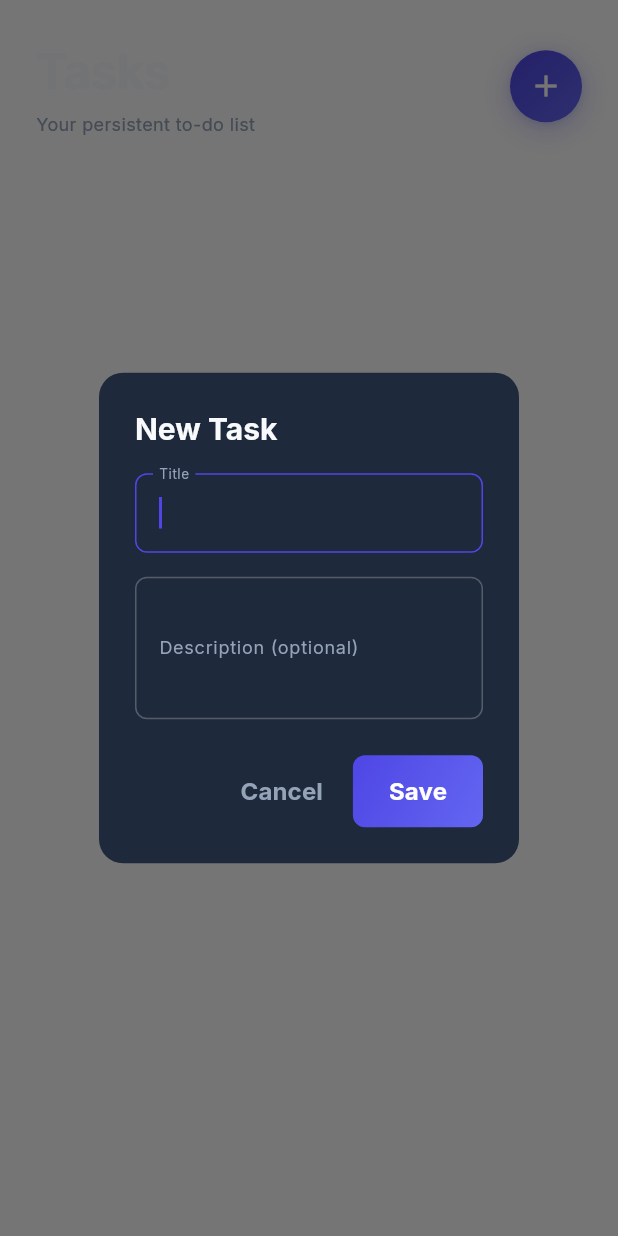
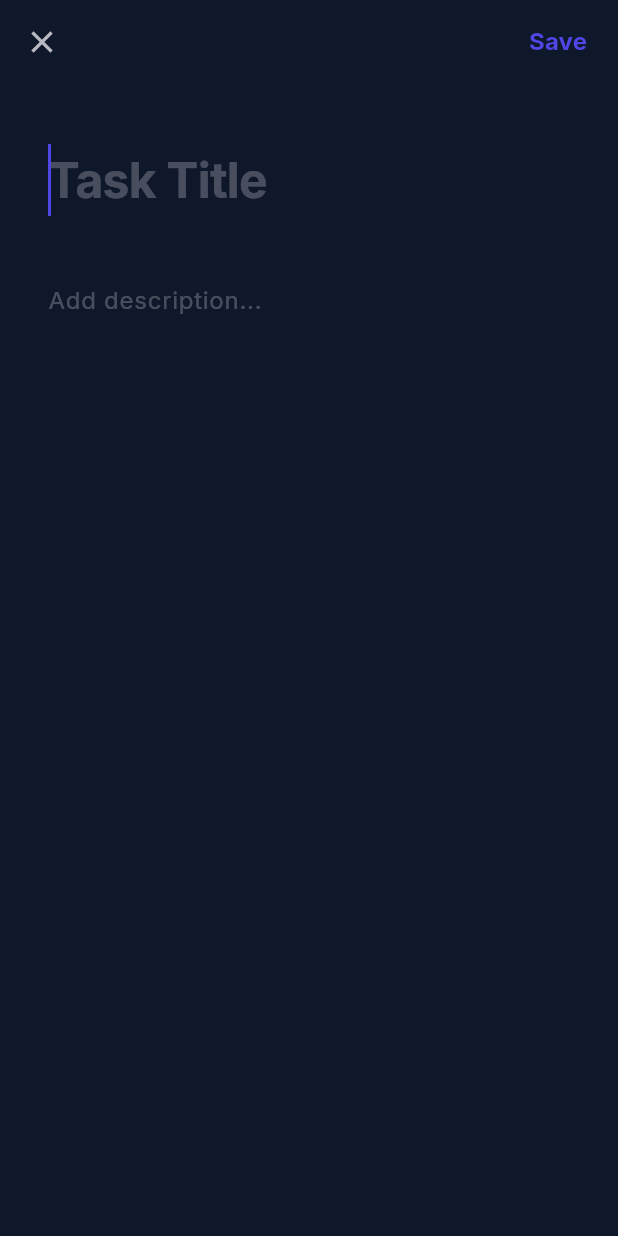
Before and after one commit to ajay99511/chronos_planner, a Flutter app: the TodoListView screen opened directly, after a tap on the "add" icon, on a phone screen of 412 x 824 dp. Run offline on Flutter 3.47's test engine with Material 3 defaults, Android fonts, the phone set to English and light mode, and no system bars; our stand-ins replace drift, google_fonts, shared_preferences; accounts and stored records are empty; generated files the repository leaves out were written again.

Commit message:
feat: add Todo detail and list view screens for task management.

```diff
--- /dev/null
+++ b/lib/ui/screens/todo_detail_screen.dart
@@ -0,0 +1,235 @@
+import 'package:flutter/material.dart';
+import 'package:provider/provider.dart';
+import '../../core/theme/app_theme.dart';
+import '../../providers/todo_provider.dart';
+import '../../data/local/app_database.dart';
+
+class TodoDetailScreen extends StatefulWidget {
+  final TodoItem? todo;
+
+  const TodoDetailScreen({super.key, this.todo});
+
+  @override
+  State<TodoDetailScreen> createState() => _TodoDetailScreenState();
+}
+
+class _TodoDetailScreenState extends State<TodoDetailScreen> {
+  late TextEditingController _titleController;
+  late TextEditingController _descController;
+  bool _isEditing = false;
+  late bool _completed;
+
+  @override
+  void initState() {
+    super.initState();
+    _titleController = TextEditingController(text: widget.todo?.title ?? '');
+    _descController =
+        TextEditingController(text: widget.todo?.description ?? '');
+    _completed = widget.todo?.completed ?? false;
+    _isEditing = widget.todo == null;
+  }
+
+  @override
+  void dispose() {
+    _titleController.dispose();
+    _descController.dispose();
+    super.dispose();
+  }
+
+  void _save() {
+    final title = _titleController.text.trim();
+    if (title.isEmpty) {
+      ScaffoldMessenger.of(context).showSnackBar(
+        const SnackBar(content: Text('Title cannot be empty')),
+      );
+      return;
+    }
+
+    final provider = context.read<TodoProvider>();
+    if (widget.todo == null) {
+      provider.addTodo(title, description: _descController.text.trim());
+    } else {
+      provider.updateTodoData(widget.todo!, title, _descController.text.trim());
+    }
+    Navigator.pop(context);
+  }
+
+  Future<void> _delete() async {
+    if (widget.todo != null) {
+      final confirm = await showDialog<bool>(
+        context: context,
+        builder: (ctx) => AlertDialog(
+          backgroundColor: AppColors.surface,
+          title: Text('Delete Task', style: AppTextStyles.heading3),
+          content: Text('Are you sure you want to delete this task?',
+              style: AppTextStyles.body),
+          actions: [
+            TextButton(
+              onPressed: () => Navigator.pop(ctx, false),
+              child: Text('Cancel',
+                  style: AppTextStyles.button
+                      .copyWith(color: AppColors.textSecondary)),
+            ),
+            TextButton(
+              onPressed: () => Navigator.pop(ctx, true),
+              child: Text('Delete',
+                  style:
+                      AppTextStyles.button.copyWith(color: Colors.redAccent)),
+            ),
+          ],
+        ),
+      );
+
+      if (confirm == true && mounted) {
+        await context.read<TodoProvider>().deleteTodo(widget.todo!.id);
+        if (mounted) Navigator.pop(context);
+      }
+    }
+  }
+
+  @override
+  Widget build(BuildContext context) {
+    return Scaffold(
+      backgroundColor: AppColors.background,
+      appBar: AppBar(
+        backgroundColor: Colors.transparent,
+        elevation: 0,
+        leading: IconButton(
+          icon: const Icon(Icons.close, color: Colors.white70),
+          onPressed: () => Navigator.pop(context),
+        ),
+        actions: [
+          if (widget.todo != null && !_isEditing)
+            IconButton(
+              icon: const Icon(Icons.edit_outlined, color: Colors.white70),
+              onPressed: () => setState(() => _isEditing = true),
+            ),
+          if (widget.todo != null)
+            IconButton(
+              icon: const Icon(Icons.delete_outline, color: Colors.redAccent),
+              onPressed: _delete,
+            ),
+          if (_isEditing)
+            TextButton(
+              onPressed: _save,
+              child: Text('Save',
+                  style:
+                      AppTextStyles.button.copyWith(color: AppColors.neonBlue)),
+            ),
+          const SizedBox(width: AppSpacing.sm),
+        ],
+      ),
+      body: SafeArea(
+        child: SingleChildScrollView(
+          padding: const EdgeInsets.all(AppSpacing.xl),
+          child: Column(
+            crossAxisAlignment: CrossAxisAlignment.start,
+            children: [
+              if (widget.todo != null) ...[
+                Row(
+                  children: [
+                    GestureDetector(
+                      onTap: () {
+                        context.read<TodoProvider>().toggleTodo(widget.todo!);
+                        setState(() => _completed = !_completed);
+                      },
+                      child: AnimatedContainer(
+                        duration: AppAnimDurations.fast,
+                        width: 28,
+                        height: 28,
+                        decoration: BoxDecoration(
+                          shape: BoxShape.circle,
+                          border: Border.all(
+                            color: _completed
+                                ? AppColors.neonBlue
+                                : Colors.white38,
+                            width: 2,
+                          ),
+                          color: _completed
+                              ? AppColors.neonBlue
+                              : Colors.transparent,
+                        ),
+                        child: _completed
+                            ? const Icon(Icons.check,
+                                size: 18, color: Colors.white)
+                            : null,
+                      ),
+                    ),
+                    const SizedBox(width: AppSpacing.md),
+                    Text(
+                      _completed ? 'Completed' : 'Pending',
+                      style: AppTextStyles.body.copyWith(
+                        color: _completed
+                            ? AppColors.neonBlue
+                            : AppColors.textSecondary,
+                        fontWeight: FontWeight.bold,
+                      ),
+                    ),
+                  ],
+                ),
+                const SizedBox(height: AppSpacing.xl),
+              ],
+              if (_isEditing)
+                TextField(
+                  controller: _titleController,
+                  style: AppTextStyles.heading1,
+                  decoration: InputDecoration(
+                    hintText: 'Task Title',
+                    hintStyle:
+                        AppTextStyles.heading1.copyWith(color: Colors.white24),
+                    border: InputBorder.none,
+                  ),
+                  maxLines: null,
+                  autofocus: widget.todo == null,
+                )
+              else
+                Text(
+                  _titleController.text,
+                  style: AppTextStyles.heading1.copyWith(
+                    decoration: _completed ? TextDecoration.lineThrough : null,
+                    color: _completed ? AppColors.textSecondary : Colors.white,
+                  ),
+                ),
+              const SizedBox(height: AppSpacing.lg),
+              if (_isEditing)
+                TextField(
+                  controller: _descController,
+                  style: AppTextStyles.body.copyWith(fontSize: 16, height: 1.5),
+                  decoration: InputDecoration(
+                    hintText: 'Add description...',
+                    hintStyle: AppTextStyles.body
+                        .copyWith(color: Colors.white24, fontSize: 16),
+                    border: InputBorder.none,
+                  ),
+                  maxLines: null,
+                )
+              else if (_descController.text.isNotEmpty)
+                Text(
+                  _descController.text,
+                  style: AppTextStyles.body.copyWith(
+                    fontSize: 16,
+                    height: 1.5,
+                    color: AppColors.textSecondary,
+                    decoration: _completed ? TextDecoration.lineThrough : null,
+                  ),
+                )
+              else if (!_isEditing && widget.todo != null)
+                Text(
+                  'No description provided.',
+                  style: AppTextStyles.body.copyWith(
+                      color: Colors.white24, fontStyle: FontStyle.italic),
+                ),
+            ],
+          ),
+        ),
+      ),
+      floatingActionButton: _isEditing
+          ? null
+          : FloatingActionButton(
+              onPressed: () => setState(() => _isEditing = true),
+              backgroundColor: AppColors.surface,
+              child: const Icon(Icons.edit, color: AppColors.neonBlue),
+            ),
+    );
+  }
+}
--- a/lib/ui/screens/todo_list_view.dart
+++ b/lib/ui/screens/todo_list_view.dart
@@ -4,6 +4,7 @@ import 'package:provider/provider.dart';
 import '../../core/theme/app_theme.dart';
 import '../../providers/todo_provider.dart';
 import '../../data/local/app_database.dart'; // for TodoItem
+import 'todo_detail_screen.dart';
 
 class TodoListView extends StatefulWidget {
   const TodoListView({super.key});
@@ -13,92 +14,17 @@ class TodoListView extends StatefulWidget {
 }
 
 class _TodoListViewState extends State<TodoListView> {
-  void _showAddEditTaskDialog(BuildContext context, {TodoItem? todo}) {
-    final titleController = TextEditingController(text: todo?.title ?? '');
-    final descController = TextEditingController(text: todo?.description ?? '');
-
-    showDialog(
-      context: context,
-      builder: (ctx) {
-        return AlertDialog(
-          backgroundColor: AppColors.surface,
-          shape: RoundedRectangleBorder(
-              borderRadius: BorderRadius.circular(AppRadius.lg)),
-          title: Text(todo == null ? 'New Task' : 'Edit Task',
-              style: AppTextStyles.heading3),
-          content: Column(
-            mainAxisSize: MainAxisSize.min,
-            children: [
-              TextField(
-                controller: titleController,
-                style: AppTextStyles.body,
-                decoration: InputDecoration(
-                  labelText: 'Title',
-                  labelStyle: AppTextStyles.bodySmall,
-                  enabledBorder: OutlineInputBorder(
-                      borderSide: const BorderSide(color: Colors.white24),
-                      borderRadius: BorderRadius.circular(AppRadius.sm)),
-                  focusedBorder: OutlineInputBorder(
-                      borderSide: const BorderSide(color: AppColors.neonBlue),
-                      borderRadius: BorderRadius.circular(AppRadius.sm)),
+  void _openTask(BuildContext context, {TodoItem? todo}) {
+    Navigator.of(context).push(
+      PageRouteBuilder(
+        pageBuilder: (context, animation, secondaryAnimation) =>
+            TodoDetailScreen(todo: todo),
+        transitionsBuilder: (context, animation, secondaryAnimation, child) {
+          final fadeAnimation = Tween<double>(begin: 0.0, end: 1.0).animate(
+              CurvedAnimation(parent: animation, curve: Curves.easeOut));
+          return FadeTransition(opacity: fadeAnimation, child: child);
+        },
       ),
-                autofocus: true,
-              ),
-              const SizedBox(height: AppSpacing.md),
-              TextField(
-                controller: descController,
-                style: AppTextStyles.body,
-                maxLines: 3,
-                decoration: InputDecoration(
-                  labelText: 'Description (optional)',
-                  labelStyle: AppTextStyles.bodySmall,
-                  enabledBorder: OutlineInputBorder(
-                      borderSide: const BorderSide(color: Colors.white24),
-                      borderRadius: BorderRadius.circular(AppRadius.sm)),
-                  focusedBorder: OutlineInputBorder(
-                      borderSide: const BorderSide(color: AppColors.neonBlue),
-                      borderRadius: BorderRadius.circular(AppRadius.sm)),
-                ),
-              ),
-            ],
-          ),
-          actions: [
-            TextButton(
-              onPressed: () => Navigator.pop(ctx),
-              child: Text('Cancel',
-                  style: AppTextStyles.button
-                      .copyWith(color: AppColors.textSecondary)),
-            ),
-            Container(
-              decoration: BoxDecoration(
-                gradient: AppGradients.primaryBlue,
-                borderRadius: BorderRadius.circular(AppRadius.sm),
-              ),
-              child: ElevatedButton(
-                style: ElevatedButton.styleFrom(
-                  backgroundColor: Colors.transparent,
-                  shadowColor: Colors.transparent,
-                ),
-                onPressed: () {
-                  final title = titleController.text.trim();
-                  if (title.isNotEmpty) {
-                    final provider = context.read<TodoProvider>();
-                    if (todo == null) {
-                      provider.addTodo(title,
-                          description: descController.text.trim());
-                    } else {
-                      provider.updateTodoData(
-                          todo, title, descController.text.trim());
-                    }
-                    Navigator.pop(ctx);
-                  }
-                },
-                child: Text('Save', style: AppTextStyles.button),
-              ),
-            ),
-          ],
-        );
-      },
     );
   }
 
@@ -119,7 +45,7 @@ class _TodoListViewState extends State<TodoListView> {
                   children: [
                     Text('Tasks', style: AppTextStyles.heading1),
                     const SizedBox(height: 4),
-                    Text('Your persistent to-do list',
+                    Text('Your workspace canvas',
                         style: AppTextStyles.bodySmall),
                   ],
                 ),
@@ -132,7 +58,7 @@ class _TodoListViewState extends State<TodoListView> {
                   ),
                   child: IconButton(
                     icon: const Icon(Icons.add, color: Colors.white),
-                    onPressed: () => _showAddEditTaskDialog(context),
+                    onPressed: () => _openTask(context),
                   ),
                 ),
               ],
@@ -144,22 +70,37 @@ class _TodoListViewState extends State<TodoListView> {
                 final todos = provider.todos;
                 if (todos.isEmpty) {
                   return Center(
-                    child: Text('No tasks yet. Add some!',
-                        style: AppTextStyles.bodySmall.copyWith(fontSize: 16)),
+                    child: Column(
+                      mainAxisAlignment: MainAxisAlignment.center,
+                      children: [
+                        Icon(Icons.layers_clear,
+                            size: 48, color: Colors.white24),
+                        const SizedBox(height: AppSpacing.md),
+                        Text('Your canvas is empty.\nCreate a new task!',
+                            textAlign: TextAlign.center,
+                            style:
+                                AppTextStyles.bodySmall.copyWith(fontSize: 16)),
+                      ],
+                    ),
                   );
                 }
 
-                return ListView.builder(
+                return GridView.builder(
                   padding: const EdgeInsets.symmetric(
                       horizontal: AppSpacing.lg, vertical: AppSpacing.sm),
+                  gridDelegate: const SliverGridDelegateWithMaxCrossAxisExtent(
+                    maxCrossAxisExtent: 300,
+                    mainAxisSpacing: AppSpacing.md,
+                    crossAxisSpacing: AppSpacing.md,
+                    childAspectRatio: 1.1, // slightly wider than square
+                  ),
                   itemCount: todos.length,
                   itemBuilder: (context, index) {
                     final todo = todos[index];
-                    return _TodoTile(
+                    return _TodoCard(
                       todo: todo,
+                      onTap: () => _openTask(context, todo: todo),
                       onToggle: () => provider.toggleTodo(todo),
-                      onDelete: () => provider.deleteTodo(todo.id),
-                      onEdit: () => _showAddEditTaskDialog(context, todo: todo),
                     );
                   },
                 );
@@ -172,85 +113,106 @@ class _TodoListViewState extends State<TodoListView> {
   }
 }
 
-class _TodoTile extends StatelessWidget {
+class _TodoCard extends StatelessWidget {
   final TodoItem todo;
+  final VoidCallback onTap;
   final VoidCallback onToggle;
-  final VoidCallback onDelete;
-  final VoidCallback onEdit;
 
-  const _TodoTile({
+  const _TodoCard({
     required this.todo,
+    required this.onTap,
     required this.onToggle,
-    required this.onDelete,
-    required this.onEdit,
   });
 
   @override
   Widget build(BuildContext context) {
-    return Container(
-      margin: const EdgeInsets.only(bottom: AppSpacing.sm),
+    return GestureDetector(
+      onTap: onTap,
+      child: Container(
+        padding: const EdgeInsets.all(AppSpacing.md),
         decoration: BoxDecoration(
           color: AppColors.surface,
-        borderRadius: BorderRadius.circular(AppRadius.md),
+          borderRadius: BorderRadius.circular(AppRadius.lg),
           border: Border.all(color: Colors.white10),
+          boxShadow: [
+            BoxShadow(
+              color: Colors.black.withValues(alpha: 0.2),
+              blurRadius: 8,
+              offset: const Offset(0, 4),
             ),
-      child: ListTile(
-        contentPadding:
-            const EdgeInsets.symmetric(horizontal: AppSpacing.md, vertical: 4),
-        leading: GestureDetector(
+          ],
+        ),
+        child: Column(
+          crossAxisAlignment: CrossAxisAlignment.start,
+          children: [
+            Row(
+              crossAxisAlignment: CrossAxisAlignment.start,
+              children: [
+                Expanded(
+                  child: Text(
+                    todo.title,
+                    maxLines: 2,
+                    overflow: TextOverflow.ellipsis,
+                    style: AppTextStyles.heading3.copyWith(
+                      decoration:
+                          todo.completed ? TextDecoration.lineThrough : null,
+                      color: todo.completed
+                          ? AppColors.textSecondary
+                          : AppColors.textPrimary,
+                    ),
+                  ),
+                ),
+                GestureDetector(
                   onTap: onToggle,
-          child: AnimatedContainer(
-            duration: AppAnimDurations.fast,
-            width: 24,
-            height: 24,
+                  child: Container(
+                    margin: const EdgeInsets.only(left: AppSpacing.sm),
+                    width: 20,
+                    height: 20,
                     decoration: BoxDecoration(
                       shape: BoxShape.circle,
                       border: Border.all(
-                color: todo.completed ? AppColors.neonBlue : Colors.white38,
+                        color: todo.completed
+                            ? AppColors.neonBlue
+                            : Colors.white38,
                         width: 2,
                       ),
-              color: todo.completed ? AppColors.neonBlue : Colors.transparent,
+                      color: todo.completed
+                          ? AppColors.neonBlue
+                          : Colors.transparent,
                     ),
                     child: todo.completed
-                ? const Icon(Icons.check, size: 16, color: Colors.white)
+                        ? const Icon(Icons.check, size: 14, color: Colors.white)
                         : null,
                   ),
                 ),
-        title: Text(
-          todo.title,
-          style: AppTextStyles.body.copyWith(
-            decoration: todo.completed ? TextDecoration.lineThrough : null,
-            color: todo.completed
-                ? AppColors.textSecondary
-                : AppColors.textPrimary,
-            fontWeight: FontWeight.w600,
+              ],
+            ),
+            if (todo.description.isNotEmpty) ...[
+              const SizedBox(height: AppSpacing.md),
+              Expanded(
+                child: Text(
+                  todo.description,
+                  maxLines: 4,
+                  overflow: TextOverflow.ellipsis,
+                  style: AppTextStyles.bodySmall.copyWith(
+                    color: AppColors.textSecondary,
+                    height: 1.4,
                   ),
                 ),
-        subtitle: todo.description.isNotEmpty
-            ? Padding(
-                padding: const EdgeInsets.only(top: 4.0),
+              ),
+            ] else ...[
+              const Spacer(),
+            ],
+            const SizedBox(height: AppSpacing.sm),
+            Align(
+              alignment: Alignment.bottomRight,
               child: Text(
-                  todo.description,
+                'View detailed',
                 style: AppTextStyles.bodySmall.copyWith(
-                    decoration:
-                        todo.completed ? TextDecoration.lineThrough : null,
-                    color: AppColors.textSecondary,
+                  color: AppColors.neonBlue.withValues(alpha: 0.7),
+                  fontSize: 10,
                 ),
               ),
-              )
-            : null,
-        trailing: Row(
-          mainAxisSize: MainAxisSize.min,
-          children: [
-            IconButton(
-              icon: const Icon(Icons.edit_outlined,
-                  color: Colors.white54, size: 20),
-              onPressed: onEdit,
-            ),
-            IconButton(
-              icon: const Icon(Icons.delete_outline,
-                  color: Colors.redAccent, size: 20),
-              onPressed: onDelete,
             ),
           ],
         ),
```
Lines whose indentation alone changed are shown as unchanged.
